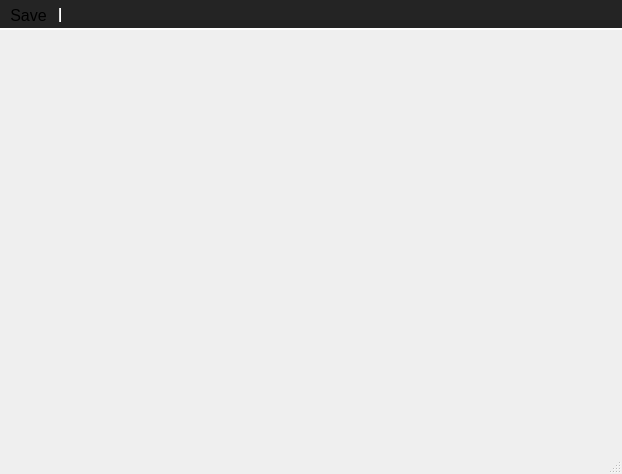
The window that Editor/Source/CrystalEditor/Private/Editor/SceneEditor/SceneEditorWindow.ui (neelmewada/CrystalEngine) describes before a commit, drawn with Qt 5.
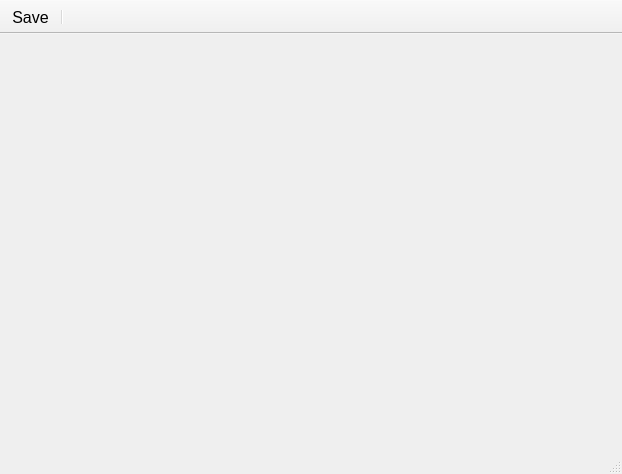
The same window after the commit.

What changed in the file:
```diff
--- a/Editor/Source/CrystalEditor/Private/Editor/SceneEditor/SceneEditorWindow.ui
+++ b/Editor/Source/CrystalEditor/Private/Editor/SceneEditor/SceneEditorWindow.ui
@@ -29,11 +29,7 @@
     <string>toolBar</string>
    </property>
    <property name="styleSheet">
-    <string notr="true">QToolBar {
-	background-color: rgb(36, 36, 36);
-	border: 0px;
-	border-bottom: 2px solid palette(base);
-}</string>
+    <string notr="true"/>
    </property>
    <property name="movable">
     <bool>false</bool>
```
